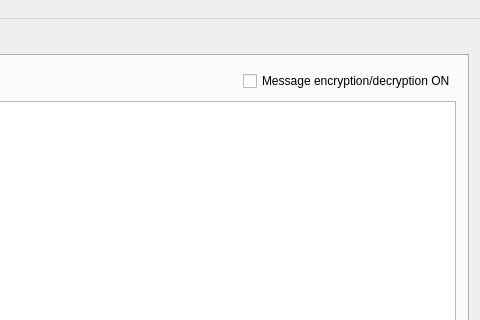
Before: the Qt Designer form src/mainwindow.ui in jahway603/SilentDragonLite, drawn with Qt 5; both pictures show x 794 to 1274 and y 0 to 320 of the 1274 by 779 pixel window.
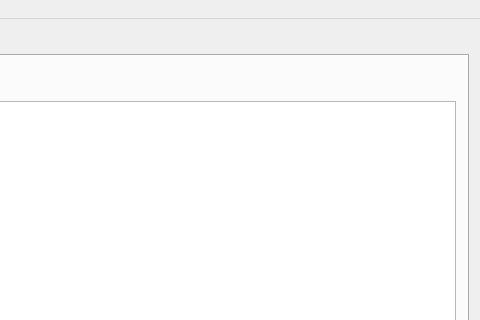
After: the same form once the commit is applied. Icons and pictures are not drawn. Custom widgets are drawn as their Qt base class.

Commit message: delete checkbox for message encryption

Diff of the .ui file:
```diff
--- a/src/mainwindow.ui
+++ b/src/mainwindow.ui
@@ -1592,22 +1592,6 @@
               </property>
              </spacer>
             </item>
-            <item alignment="Qt::AlignRight|Qt::AlignVCenter">
-             <widget class="QCheckBox" name="decryptionMessage">
-              <property name="sizePolicy">
-               <sizepolicy hsizetype="Fixed" vsizetype="Fixed">
-                <horstretch>0</horstretch>
-                <verstretch>0</verstretch>
-               </sizepolicy>
-              </property>
-              <property name="layoutDirection">
-               <enum>Qt::LeftToRight</enum>
-              </property>
-              <property name="text">
-               <string>Message encryption/decryption ON</string>
-              </property>
-             </widget>
-            </item>
            </layout>
           </item>
           <item>
```
The commit also changes 1 other file.
